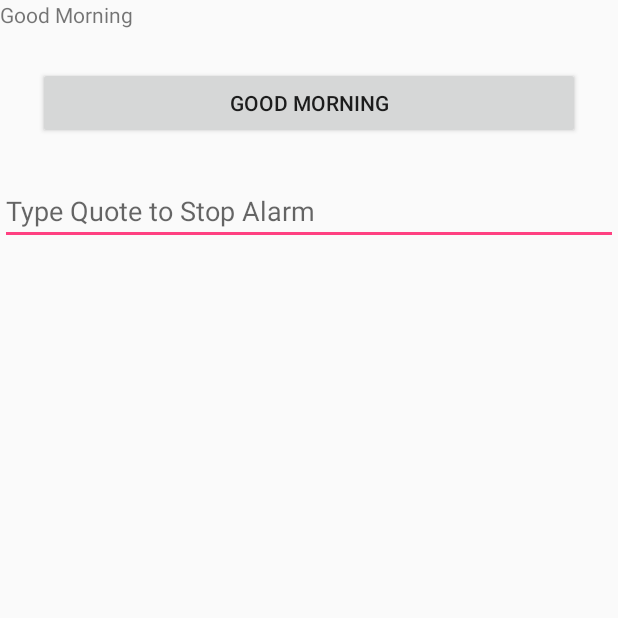
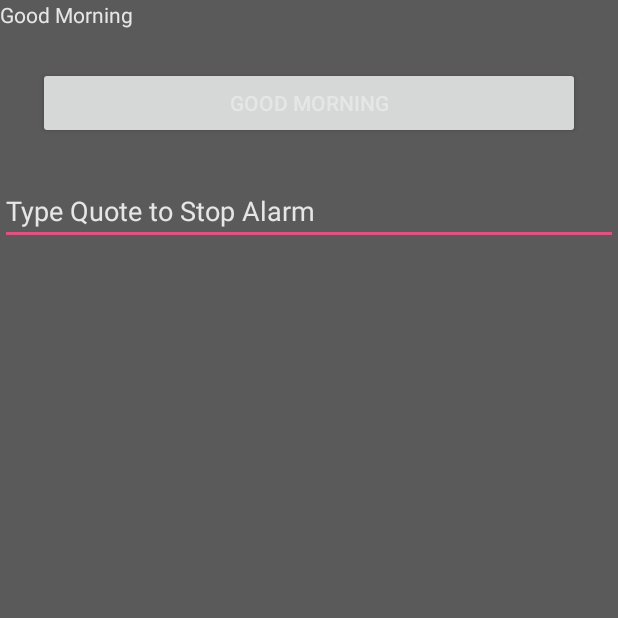
Before and after one commit to VRaj23/QuotesAlarm, an Android app: the AlarmActivity screen opened directly, with no data from a screen before it, on a phone screen of 412 x 824 dp, the top half of it. Run offline under Robolectric (Android 15) with nearby library versions, the light colour scheme and no system bars.

```diff
--- a/app/src/main/java/varadraj/quotesalarm/AlarmActivity.java
+++ b/app/src/main/java/varadraj/quotesalarm/AlarmActivity.java
@@ -21,7 +21,7 @@ public class AlarmActivity extends Activity implements View.OnClickListener {
     private TextView tv_quote;
     private Button bt_check_quote_and_stop_alarm;
     private EditText et_quote;
-    private final long delay = 3000;
+    private final long delay = 1000;
     private long lastEditTime = 0;
     Handler handler;
     private  Runnable noTypingChecker;
@@ -29,6 +29,7 @@ public class AlarmActivity extends Activity implements View.OnClickListener {
     @Override
     protected void onCreate(@Nullable Bundle savedInstanceState) {
         super.onCreate(savedInstanceState);
+        AlarmTone.getDefaultInstance().startAlarmTone(this);
         setContentView(R.layout.activity_alarmactivity);
         tv_quote = (TextView)findViewById(R.id.tv_quote);
         tv_quote.setText(this.getText(R.string.good_morning));
@@ -41,7 +42,7 @@ public class AlarmActivity extends Activity implements View.OnClickListener {
         noTypingChecker = new Runnable() {
             @Override
             public void run() {
-                if(System.currentTimeMillis() > (lastEditTime + delay)){
+                if(System.currentTimeMillis() > (lastEditTime + delay - 500)){
                     AlarmTone.getDefaultInstance().resumeAlarmTone();
                 }
             }
--- a/app/src/main/java/varadraj/quotesalarm/AlarmBroadcastReceiver.java
+++ b/app/src/main/java/varadraj/quotesalarm/AlarmBroadcastReceiver.java
@@ -17,8 +17,6 @@ public class AlarmBroadcastReceiver extends BroadcastReceiver {
     public void onReceive(Context context, Intent intent) {
         //Toast.makeText(context,"Alarm Raised",Toast.LENGTH_LONG).show();
         Log.d("debug","onReceive");
-        AlarmTone alarmTone = AlarmTone.getDefaultInstance();
-        alarmTone.startAlarmTone(context);
         Intent alarmActivityIntent = new Intent(context,AlarmActivity.class);
         alarmActivityIntent.addFlags(Intent.FLAG_ACTIVITY_NEW_TASK);
         context.startActivity(alarmActivityIntent);
--- a/app/src/main/java/varadraj/quotesalarm/AlarmTone.java
+++ b/app/src/main/java/varadraj/quotesalarm/AlarmTone.java
@@ -19,8 +19,9 @@ public class AlarmTone {
         return instance;
     }
 
+    //TODO set as Alarm not media
     public void startAlarmTone(Context context){
-        mp = MediaPlayer.create(context, R.raw.swatkats);//TODO ALarm Tone Picker
+        mp = MediaPlayer.create(context, R.raw.swatkats);//TODO Alarm Tone Picker
         mp.setLooping(true);
         mp.start();
     }
--- a/app/src/main/res/layout/activity_alarmactivity.xml
+++ b/app/src/main/res/layout/activity_alarmactivity.xml
@@ -1,18 +1,21 @@
 <?xml version="1.0" encoding="utf-8"?>
 <LinearLayout xmlns:android="http://schemas.android.com/apk/res/android"
     android:orientation="vertical" android:layout_width="match_parent"
-    android:layout_height="match_parent">
+    android:layout_height="match_parent"
+    android:background="@color/darkBackgroundColor">
 
     <TextView
         android:id="@+id/tv_quote"
         android:layout_width="match_parent"
-        android:layout_height="wrap_content" />
+        android:layout_height="wrap_content"
+        android:textColor="@color/lightTextColor"/>
 
     <Button
         android:id="@+id/bt_check_quote_and_stop_alarm"
         android:layout_width="match_parent"
         android:layout_height="wrap_content"
         android:layout_margin="25dp"
+        android:textColor="@color/lightTextColor"
         />
 
     <EditText
@@ -20,6 +23,8 @@
         android:layout_width="match_parent"
         android:layout_height="wrap_content"
         android:hint="@string/type_quote"
+        android:textColor="@color/lightTextColor"
+        android:textColorHint="@color/lightTextColor"
         />
 
 </LinearLayout>
--- a/app/src/main/res/values/colors.xml
+++ b/app/src/main/res/values/colors.xml
@@ -3,4 +3,6 @@
     <color name="colorPrimary">#3F51B5</color>
     <color name="colorPrimaryDark">#303F9F</color>
     <color name="colorAccent">#FF4081</color>
+    <color name="lightTextColor">#E6E6E6</color>
+    <color name="darkBackgroundColor">#5A5A5A</color>
 </resources>
```
Also changed, not shown: app/src/main/java/varadraj/quotesalarm/MainActivity.java (+30 -12 lines), app/src/main/java/varadraj/quotesalarm/TimePickerFragment.java (added, +44 -0 lines), app/src/main/res/layout/activity_main.xml (+4 -12 lines), app/src/main/res/layout/fragment_timepicker.xml (added, +20 -0 lines).
